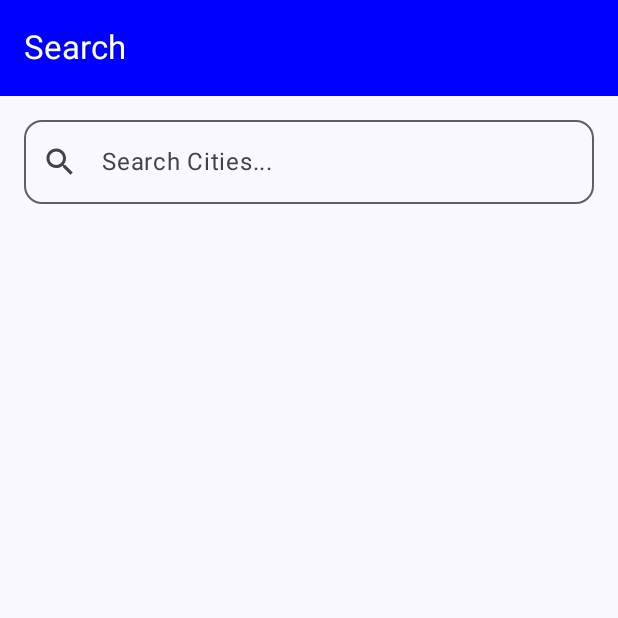
After one commit to HlyanHtetKyawDev/WeatherApp, an Android app built with Jetpack Compose: the composable SearchScreen shown on its own in the app's theme, on a phone screen of 412 x 824 dp, the top half of it. The commit adds this screen. Run offline under Robolectric (Android 15) with nearby library versions, the phone set to English and light mode, and no system bars; our stand-ins replace Dagger/Hilt's generated code.

Commit message:
Add search screen UI

```diff
--- a/app/src/main/java/com/mm/weatherapp/core/presentation/components/Common.kt
+++ b/app/src/main/java/com/mm/weatherapp/core/presentation/components/Common.kt
@@ -2,16 +2,30 @@ package com.mm.weatherapp.core.presentation.components
 
 import androidx.compose.foundation.text.KeyboardOptions
 import androidx.compose.material.icons.Icons
+import androidx.compose.material.icons.filled.Clear
 import androidx.compose.material.icons.filled.Email
+import androidx.compose.material.icons.filled.Search
+import androidx.compose.material3.ExperimentalMaterial3Api
 import androidx.compose.material3.Icon
+import androidx.compose.material3.IconButton
+import androidx.compose.material3.MaterialTheme
 import androidx.compose.material3.OutlinedTextField
 import androidx.compose.material3.Text
+import androidx.compose.material3.TopAppBar
+import androidx.compose.material3.TopAppBarDefaults
 import androidx.compose.runtime.Composable
+import androidx.compose.runtime.LaunchedEffect
+import androidx.compose.runtime.getValue
+import androidx.compose.runtime.mutableStateOf
+import androidx.compose.runtime.remember
+import androidx.compose.runtime.setValue
 import androidx.compose.ui.Modifier
+import androidx.compose.ui.graphics.Color
 import androidx.compose.ui.graphics.vector.ImageVector
 import androidx.compose.ui.text.input.ImeAction
 import androidx.compose.ui.text.input.PasswordVisualTransformation
 import androidx.compose.ui.text.input.VisualTransformation
+import kotlinx.coroutines.delay
 
 @Composable
 fun CommonOutlinedTextFiled(
@@ -37,3 +51,59 @@ fun CommonOutlinedTextFiled(
         visualTransformation = if (isPassword) PasswordVisualTransformation() else VisualTransformation.None
     )
 }
+
+@Composable
+fun SearchTextField(
+    onSearchQueryChange: (String) -> Unit,
+    modifier: Modifier = Modifier
+) {
+    var text by remember { mutableStateOf("") }
+    var debouncedText by remember { mutableStateOf("") }
+
+    // This launches a coroutine for debouncing the text change
+    LaunchedEffect(text) {
+        delay(500L) // 500ms delay
+        debouncedText = text
+    }
+
+    // Trigger the action when debouncedText changes
+    LaunchedEffect(debouncedText) {
+        onSearchQueryChange(debouncedText)
+    }
+    OutlinedTextField(
+        value = text,
+        onValueChange = { text = it },
+        modifier = modifier,
+        placeholder = { Text("Search Cities...") },
+        leadingIcon = {
+            Icon(
+                imageVector = Icons.Default.Search,
+                contentDescription = "Search"
+            )
+        },
+        trailingIcon = {
+            if (text.isNotEmpty()) {
+                IconButton(onClick = { text = "" }) {
+                    Icon(
+                        imageVector = Icons.Default.Clear,
+                        contentDescription = "Clear search"
+                    )
+                }
+            }
+        },
+        singleLine = true,
+        shape = MaterialTheme.shapes.medium
+    )
+}
+
+@OptIn(ExperimentalMaterial3Api::class)
+@Composable
+fun AppBar(title: String) {
+    TopAppBar(
+        title = { Text(title) },
+        colors = TopAppBarDefaults.topAppBarColors(
+            containerColor = Color.Blue,
+            titleContentColor = Color.White
+        )
+    )
+}
--- /dev/null
+++ b/app/src/main/java/com/mm/weatherapp/core/presentation/utils/ObserveAsEvents.kt
@@ -0,0 +1,27 @@
+package com.mm.weatherapp.core.presentation.utils
+
+import androidx.compose.runtime.Composable
+import androidx.compose.runtime.LaunchedEffect
+import androidx.lifecycle.Lifecycle
+import androidx.lifecycle.compose.LocalLifecycleOwner
+import androidx.lifecycle.repeatOnLifecycle
+import kotlinx.coroutines.Dispatchers
+import kotlinx.coroutines.flow.Flow
+import kotlinx.coroutines.withContext
+
+@Composable
+fun <T> ObserveAsEvents(
+    events: Flow<T>,
+    key1: Any? = null,
+    key2: Any? = null,
+    onEvent: (T) -> Unit
+) {
+    val lifecycleOwner = LocalLifecycleOwner.current
+    LaunchedEffect(lifecycleOwner.lifecycle, key1, key2) {
+        lifecycleOwner.repeatOnLifecycle(Lifecycle.State.STARTED) {
+            withContext(Dispatchers.Main.immediate) {
+                events.collect(onEvent)
+            }
+        }
+    }
+}
--- a/app/src/main/java/com/mm/weatherapp/search/data/repository/SearchRepositoryImpl.kt
+++ b/app/src/main/java/com/mm/weatherapp/search/data/repository/SearchRepositoryImpl.kt
@@ -16,7 +16,7 @@ class SearchRepositoryImpl @Inject constructor(
     private val networkDataSource: SearchNetworkDataSource,
 ) : SearchRepository {
 
-    override fun searchCities(query: String): Flow<Resource<MutableList<Search>>> =
+    override fun searchCities(query: String): Flow<Resource<List<Search>>> =
         flow {
             emit(Resource.Loading())
             try {
@@ -24,7 +24,7 @@ class SearchRepositoryImpl @Inject constructor(
                     networkDataSource.searchCities(query)
                 }
                 if (data.isNotEmpty()) {
-                    emit(Resource.Success(data.map { it.toSearch() }.toMutableList()))
+                    emit(Resource.Success(data.map { it.toSearch() }))
                 } else {
                     emit(
                         Resource.Error(
--- a/app/src/main/java/com/mm/weatherapp/search/domain/repository/SearchRepository.kt
+++ b/app/src/main/java/com/mm/weatherapp/search/domain/repository/SearchRepository.kt
@@ -5,5 +5,5 @@ import com.mm.weatherapp.search.domain.Search
 import kotlinx.coroutines.flow.Flow
 
 interface SearchRepository {
-    fun searchCities(query: String): Flow<Resource<MutableList<Search>>>
+    fun searchCities(query: String): Flow<Resource<List<Search>>>
 }
--- a/app/src/main/java/com/mm/weatherapp/search/domain/useCase/SearchUseCase.kt
+++ b/app/src/main/java/com/mm/weatherapp/search/domain/useCase/SearchUseCase.kt
@@ -9,6 +9,6 @@ import javax.inject.Inject
 class SearchCitiesUseCase @Inject constructor(
     private val repository: SearchRepository
 ) {
-    operator fun invoke(query: String): Flow<Resource<MutableList<Search>>> =
+    operator fun invoke(query: String): Flow<Resource<List<Search>>> =
         repository.searchCities(query)
 }
--- /dev/null
+++ b/app/src/main/java/com/mm/weatherapp/search/presentation/SearchScreen.kt
@@ -0,0 +1,91 @@
+package com.mm.weatherapp.search.presentation
+
+import android.widget.Toast
+import androidx.compose.foundation.layout.Box
+import androidx.compose.foundation.layout.Column
+import androidx.compose.foundation.layout.PaddingValues
+import androidx.compose.foundation.layout.Spacer
+import androidx.compose.foundation.layout.fillMaxSize
+import androidx.compose.foundation.layout.fillMaxWidth
+import androidx.compose.foundation.layout.height
+import androidx.compose.foundation.layout.padding
+import androidx.compose.foundation.lazy.LazyColumn
+import androidx.compose.foundation.lazy.items
+import androidx.compose.material3.CircularProgressIndicator
+import androidx.compose.material3.Scaffold
+import androidx.compose.runtime.Composable
+import androidx.compose.runtime.getValue
+import androidx.compose.ui.Alignment
+import androidx.compose.ui.Modifier
+import androidx.compose.ui.platform.LocalContext
+import androidx.compose.ui.unit.dp
+import androidx.hilt.navigation.compose.hiltViewModel
+import androidx.lifecycle.compose.collectAsStateWithLifecycle
+import com.mm.weatherapp.core.presentation.components.AppBar
+import com.mm.weatherapp.core.presentation.components.SearchTextField
+import com.mm.weatherapp.core.presentation.utils.ObserveAsEvents
+import com.mm.weatherapp.search.domain.Search
+import com.mm.weatherapp.search.presentation.components.SearchItemCard
+
+@Composable
+fun SearchScreen(
+    viewModel: SearchViewModel = hiltViewModel(),
+    modifier: Modifier = Modifier,
+    onClick: (Search) -> Unit,
+) {
+    val state by viewModel.state.collectAsStateWithLifecycle()
+    val context = LocalContext.current
+
+    ObserveAsEvents(events = viewModel.event) { event ->
+        when (event) {
+            is SearchEvent.Error -> {
+                Toast.makeText(
+                    context,
+                    event.error.message,
+                    Toast.LENGTH_LONG
+                ).show()
+            }
+        }
+    }
+    Scaffold(
+        topBar = { AppBar("Search") },
+    ) { contentPadding ->
+        Column(
+            modifier = modifier
+                .fillMaxSize()
+                .padding(contentPadding)
+        ) {
+            SearchTextField(
+                onSearchQueryChange = {
+                    viewModel.searchCities(it)
+                },
+                modifier = Modifier
+                    .fillMaxWidth()
+                    .padding(16.dp)
+            )
+            if (state.isLoading) {
+                Box(
+                    modifier = modifier
+                        .fillMaxSize()
+                        .padding(contentPadding),
+                    contentAlignment = Alignment.Center
+                ) {
+                    CircularProgressIndicator()
+                }
+            } else {
+                LazyColumn(
+                    modifier = Modifier.fillMaxSize(),
+                    contentPadding = PaddingValues(horizontal = 16.dp, vertical = 8.dp)
+                )
+                {
+                    items(state.searchList) { item ->
+                        SearchItemCard(item = item) {
+                            onClick(it)
+                        }
+                        Spacer(modifier = Modifier.height(8.dp))
+                    }
+                }
+            }
+        }
+    }
+}
--- a/app/src/main/java/com/mm/weatherapp/search/presentation/SearchUiState.kt
+++ b/app/src/main/java/com/mm/weatherapp/search/presentation/SearchUiState.kt
@@ -5,7 +5,7 @@ import com.mm.weatherapp.search.domain.Search
 
 data class SearchUiState(
     val isLoading: Boolean = false,
-    val searchList: MutableList<Search>? = null,
+    val searchList: List<Search> = emptyList(),
     val error: GeneralError? = null,
 ) {
     val showError: Boolean
--- a/app/src/main/java/com/mm/weatherapp/search/presentation/SearchViewModel.kt
+++ b/app/src/main/java/com/mm/weatherapp/search/presentation/SearchViewModel.kt
@@ -29,9 +29,11 @@ class SearchViewModel @Inject constructor(
         set(value) = _state.update { it.copy(isLoading = value) }
 
     fun searchCities(query: String) {
+        if (query.isNotEmpty()) {
             _state.update {
                 it.copy(
-                isLoading = false
+                    isLoading = false,
+                    searchList = emptyList()
                 )
             }
             viewModelScope.launch {
@@ -52,8 +54,9 @@ class SearchViewModel @Inject constructor(
                             _state.update {
                                 it.copy(
                                     isLoading = false,
-                                searchList = result.data
+                                    searchList = result.data.orEmpty()
                                 )
+                            }
                         }
                     }
                 }
```
Also changed, not shown: app/src/main/java/com/mm/weatherapp/MainActivity.kt (+6 -13 lines), app/src/main/java/com/mm/weatherapp/search/presentation/components/SearchListItem.kt (added, +49 -0 lines). Lines whose indentation alone changed are shown as unchanged.
